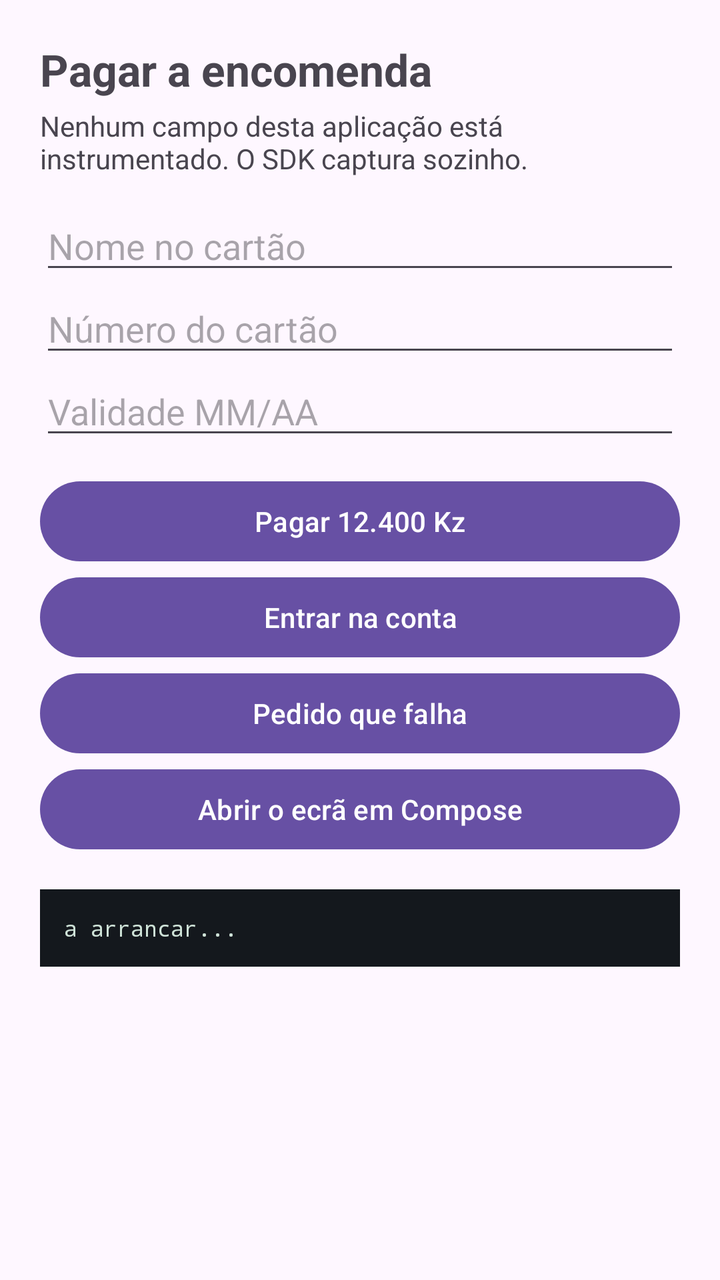
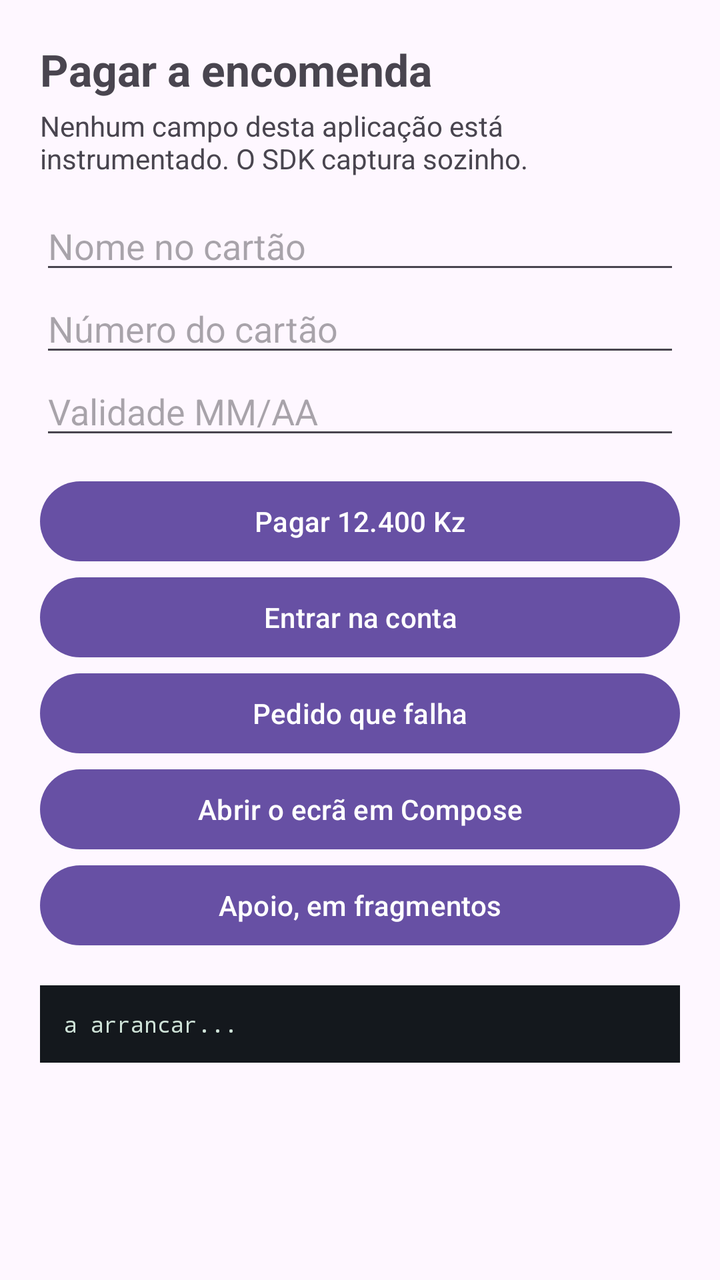

An Android layout rendered at two revisions. The XML below is the earlier revision; the diff shows what the commit changed to produce the second picture.
<!-- AndroidManifest.xml: application theme Theme.Material3.DayNight.NoActionBar -->
<!-- res/layout/loja.xml -->
<?xml version="1.0" encoding="utf-8"?>
<ScrollView xmlns:android="http://schemas.android.com/apk/res/android"
    android:layout_width="match_parent"
    android:layout_height="match_parent"
    android:fillViewport="true">

    <LinearLayout
        android:layout_width="match_parent"
        android:layout_height="wrap_content"
        android:orientation="vertical"
        android:padding="20dp">

        <TextView
            android:id="@+id/titulo"
            android:layout_width="match_parent"
            android:layout_height="wrap_content"
            android:text="Pagar a encomenda"
            android:textSize="22sp"
            android:textStyle="bold" />

        <TextView
            android:layout_width="match_parent"
            android:layout_height="wrap_content"
            android:paddingTop="4dp"
            android:paddingBottom="12dp"
            android:text="Nenhum campo desta aplicação está instrumentado. O SDK captura sozinho." />

        <EditText
            android:id="@+id/nome"
            android:layout_width="match_parent"
            android:layout_height="wrap_content"
            android:hint="Nome no cartão"
            android:imeOptions="actionNext"
            android:inputType="textPersonName" />

        <EditText
            android:id="@+id/cartao"
            android:layout_width="match_parent"
            android:layout_height="wrap_content"
            android:hint="Número do cartão"
            android:imeOptions="actionNext"
            android:inputType="number" />

        <EditText
            android:id="@+id/validade"
            android:layout_width="match_parent"
            android:layout_height="wrap_content"
            android:hint="Validade MM/AA"
            android:imeOptions="actionDone"
            android:inputType="text" />

        <Button
            android:id="@+id/pagar"
            android:layout_width="match_parent"
            android:layout_height="wrap_content"
            android:layout_marginTop="12dp"
            android:text="Pagar 12.400 Kz" />

        <Button
            android:id="@+id/entrar"
            android:layout_width="match_parent"
            android:layout_height="wrap_content"
            android:text="Entrar na conta" />

        <Button
            android:id="@+id/falhar"
            android:layout_width="match_parent"
            android:layout_height="wrap_content"
            android:text="Pedido que falha" />

        <Button
            android:id="@+id/compose"
            android:layout_width="match_parent"
            android:layout_height="wrap_content"
            android:text="Abrir o ecrã em Compose" />

        <TextView
            android:id="@+id/diagnostico"
            android:layout_width="match_parent"
            android:layout_height="wrap_content"
            android:layout_marginTop="16dp"
            android:background="#14181D"
            android:fontFamily="monospace"
            android:padding="12dp"
            android:textColor="#CFE3D8"
            android:textSize="11sp"
            android:text="a arrancar..." />
    </LinearLayout>
</ScrollView>
<!-- resources referenced by this layout -->
<resources>

</resources>

<!-- the commit's change to res/layout/loja.xml (unified diff, before → after) -->
@@ -74,6 +74,12 @@
             android:layout_height="wrap_content"
             android:text="Abrir o ecrã em Compose" />
 
+        <Button
+            android:id="@+id/apoio"
+            android:layout_width="match_parent"
+            android:layout_height="wrap_content"
+            android:text="Apoio, em fragmentos" />
+
         <TextView
             android:id="@+id/diagnostico"
             android:layout_width="match_parent"
